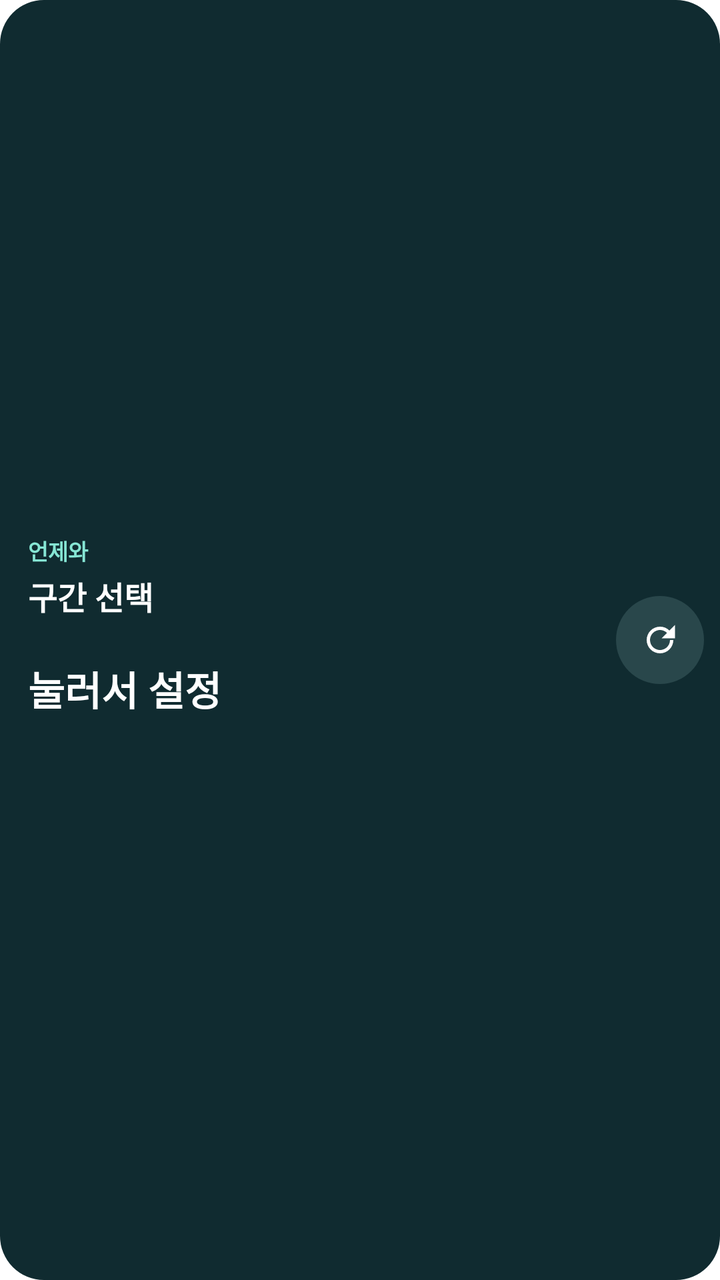
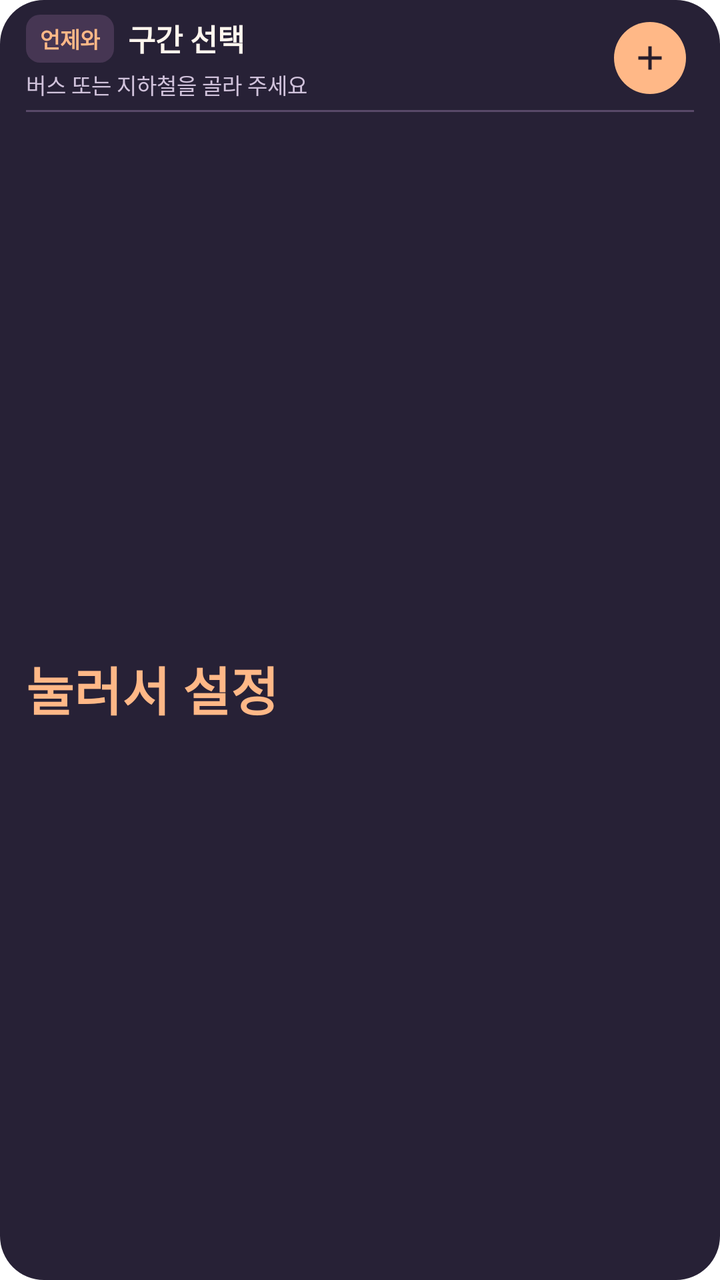

The first picture is an Android layout as it rendered before a commit; the second is the same layout after the commit. The layout source and the unified diff follow.
<!-- AndroidManifest.xml: fallback theme Theme.MaterialComponents.DayNight.NoActionBar -->
<!-- res/layout/transit_widget.xml -->
<LinearLayout xmlns:android="http://schemas.android.com/apk/res/android"
    android:id="@android:id/background"
    android:layout_width="match_parent"
    android:layout_height="match_parent"
    android:paddingStart="14dp"
    android:paddingEnd="8dp"
    android:paddingTop="8dp"
    android:paddingBottom="8dp"
    android:background="@drawable/transit_widget_background"
    android:orientation="horizontal">

    <LinearLayout
        android:id="@+id/widget_main"
        android:layout_width="0dp"
        android:layout_weight="1"
        android:layout_height="match_parent"
        android:orientation="vertical"
        android:gravity="center_vertical">

        <TextView
            android:id="@+id/widget_line"
            android:layout_width="match_parent"
            android:layout_height="wrap_content"
            android:includeFontPadding="false"
            android:text="언제와"
            android:maxLines="1"
            android:ellipsize="end"
            android:textSize="11sp"
            android:textStyle="bold"
            android:textColor="#86E6D4" />

        <TextView
            android:id="@+id/widget_title"
            android:layout_width="match_parent"
            android:layout_height="wrap_content"
            android:includeFontPadding="false"
            android:layout_marginTop="3dp"
            android:text="구간 선택"
            android:maxLines="1"
            android:ellipsize="end"
            android:textSize="16sp"
            android:textStyle="bold"
            android:textColor="#FFFFFF" />

        <TextView
            android:id="@+id/widget_direction"
            android:layout_width="match_parent"
            android:layout_height="wrap_content"
            android:includeFontPadding="false"
            android:layout_marginTop="2dp"
            android:maxLines="1"
            android:ellipsize="end"
            android:textSize="11sp"
            android:textColor="#C0D4D1" />

        <TextView
            android:id="@+id/widget_eta"
            android:layout_width="match_parent"
            android:layout_height="wrap_content"
            android:includeFontPadding="false"
            android:layout_marginTop="5dp"
            android:text="눌러서 설정"
            android:maxLines="1"
            android:ellipsize="end"
            android:textSize="20sp"
            android:textStyle="bold"
            android:textColor="#FFFFFF" />

        <TextView
            android:id="@+id/widget_next"
            android:layout_width="match_parent"
            android:layout_height="wrap_content"
            android:includeFontPadding="false"
            android:layout_marginTop="2dp"
            android:visibility="gone"
            android:maxLines="1"
            android:ellipsize="end"
            android:textSize="11sp"
            android:textColor="#C0D4D1" />

        <TextView
            android:id="@+id/widget_updated"
            android:layout_width="match_parent"
            android:layout_height="wrap_content"
            android:includeFontPadding="false"
            android:layout_marginTop="2dp"
            android:maxLines="1"
            android:ellipsize="end"
            android:textSize="10sp"
            android:textColor="#C0D4D1" />
    </LinearLayout>

    <ImageButton
        android:id="@+id/widget_refresh"
        android:layout_width="44dp"
        android:layout_height="44dp"
        android:layout_gravity="center_vertical"
        android:layout_marginStart="4dp"
        android:background="@drawable/transit_widget_button"
        android:contentDescription="도착 정보 새로고침"
        android:padding="12dp"
        android:scaleType="fitCenter"
        android:src="@drawable/transit_refresh" />
</LinearLayout>
<!-- resources referenced by this layout -->
<resources>
  <!-- drawable transit_refresh (drawable) -->
  <vector xmlns:android="http://schemas.android.com/apk/res/android"
      android:width="20dp" android:height="20dp" android:viewportWidth="24" android:viewportHeight="24">
      <path android:fillColor="#FFFFFF"
          android:pathData="M12,4a8,8 0,0 1,5.66 2.34L21,3v8h-8l3.24,-3.24A6,6 0,1 0,18 12h2a8,8 0,1 1,-8 -8z" />
  </vector>
  <!-- drawable transit_widget_background (drawable) -->
  <shape xmlns:android="http://schemas.android.com/apk/res/android">
      <solid android:color="#102B30" />
      <corners android:radius="22dp" />
  </shape>
  <!-- drawable transit_widget_button (drawable) -->
  <ripple xmlns:android="http://schemas.android.com/apk/res/android" android:color="#5686E6D4">
      <item>
          <shape android:shape="oval">
              <solid android:color="#29474B" />
          </shape>
      </item>
  </ripple>
</resources>

<!-- the commit's change to res/layout/transit_widget.xml (unified diff, before → after) -->
@@ -1,104 +1,205 @@
-<LinearLayout xmlns:android="http://schemas.android.com/apk/res/android"
+<FrameLayout xmlns:android="http://schemas.android.com/apk/res/android"
     android:id="@android:id/background"
     android:layout_width="match_parent"
     android:layout_height="match_parent"
-    android:paddingStart="14dp"
-    android:paddingEnd="8dp"
-    android:paddingTop="8dp"
-    android:paddingBottom="8dp"
-    android:background="@drawable/transit_widget_background"
-    android:orientation="horizontal">
+    android:background="@drawable/transit_widget_background">
 
     <LinearLayout
         android:id="@+id/widget_main"
-        android:layout_width="0dp"
-        android:layout_weight="1"
+        android:layout_width="match_parent"
         android:layout_height="match_parent"
         android:orientation="vertical"
-        android:gravity="center_vertical">
+        android:paddingStart="13dp"
+        android:paddingEnd="13dp"
+        android:paddingTop="7dp"
+        android:paddingBottom="7dp">
+
+        <LinearLayout
+            android:id="@+id/widget_header"
+            android:layout_width="match_parent"
+            android:layout_height="wrap_content"
+            android:gravity="center_vertical"
+            android:orientation="horizontal">
+
+            <LinearLayout
+                android:layout_width="0dp"
+                android:layout_height="wrap_content"
+                android:layout_weight="1"
+                android:orientation="vertical">
+
+                <LinearLayout
+                    android:id="@+id/widget_identity"
+                    android:layout_width="match_parent"
+                    android:layout_height="wrap_content"
+                    android:gravity="center_vertical"
+                    android:orientation="horizontal">
+
+                    <TextView
+                        android:id="@+id/widget_line"
+                        android:layout_width="wrap_content"
+                        android:layout_height="wrap_content"
+                        android:maxWidth="78dp"
+                        android:paddingStart="7dp"
+                        android:paddingEnd="7dp"
+                        android:paddingTop="4dp"
+                        android:paddingBottom="4dp"
+                        android:background="@drawable/transit_widget_route"
+                        android:includeFontPadding="false"
+                        android:text="@string/transit_name"
+                        android:maxLines="1"
+                        android:ellipsize="end"
+                        android:textSize="11sp"
+                        android:textStyle="bold"
+                        android:textColor="@color/transit_peach" />
+
+                    <TextView
+                        android:id="@+id/widget_title"
+                        android:layout_width="0dp"
+                        android:layout_height="wrap_content"
+                        android:layout_weight="1"
+                        android:layout_marginStart="7dp"
+                        android:includeFontPadding="false"
+                        android:text="구간 선택"
+                        android:maxLines="1"
+                        android:ellipsize="end"
+                        android:textSize="15sp"
+                        android:textStyle="bold"
+                        android:textColor="@color/transit_panel_text" />
+                </LinearLayout>
+
+                <TextView
+                    android:id="@+id/widget_direction"
+                    android:layout_width="match_parent"
+                    android:layout_height="wrap_content"
+                    android:layout_marginTop="3dp"
+                    android:includeFontPadding="false"
+                    android:text="버스 또는 지하철을 골라 주세요"
+                    android:maxLines="1"
+                    android:ellipsize="end"
+                    android:textSize="11sp"
+                    android:textColor="@color/transit_panel_muted" />
+            </LinearLayout>
+
+            <ImageButton
+                android:id="@+id/widget_refresh"
+                android:layout_width="44dp"
+                android:layout_height="44dp"
+                android:background="@drawable/transit_widget_button"
+                android:contentDescription="구간 선택"
+                android:padding="12dp"
+                android:scaleType="fitCenter"
+                android:src="@drawable/transit_widget_add" />
+        </LinearLayout>
 
         <TextView
-            android:id="@+id/widget_line"
+            android:id="@+id/widget_divider"
+            android:layout_width="match_parent"
+            android:layout_height="1dp"
+            android:layout_marginTop="4dp"
+            android:importantForAccessibility="no"
+            android:background="@color/transit_panel_line" />
+
+        <LinearLayout
+            android:id="@+id/widget_arrivals"
+            android:layout_width="match_parent"
+            android:layout_height="0dp"
+            android:layout_weight="1"
+            android:gravity="center_vertical"
+            android:orientation="horizontal">
+
+            <LinearLayout
+                android:id="@+id/widget_first_group"
+                android:layout_width="0dp"
+                android:layout_height="wrap_content"
+                android:layout_weight="1"
+                android:orientation="vertical">
+
+                <TextView
+                    android:id="@+id/widget_eta_label"
+                    android:layout_width="match_parent"
+                    android:layout_height="wrap_content"
+                    android:includeFontPadding="false"
+                    android:text="첫 도착"
+                    android:textSize="10sp"
+                    android:maxLines="1"
+                    android:visibility="gone"
+                    android:textColor="@color/transit_panel_muted" />
+
+                <TextView
+                    android:id="@+id/widget_eta"
+                    android:layout_width="match_parent"
+                    android:layout_height="38dp"
+                    android:gravity="center_vertical"
+                    android:includeFontPadding="false"
+                    android:text="눌러서 설정"
+                    android:maxLines="1"
+                    android:ellipsize="end"
+                    android:autoSizeTextType="uniform"
+                    android:autoSizeMinTextSize="13sp"
+                    android:autoSizeMaxTextSize="30sp"
+                    android:autoSizeStepGranularity="1sp"
+                    android:textSize="28sp"
+                    android:textStyle="bold"
+                    android:textColor="@color/transit_peach" />
+            </LinearLayout>
+
+            <LinearLayout
+                android:id="@+id/widget_next_group"
+                android:layout_width="0dp"
+                android:layout_height="wrap_content"
+                android:layout_weight="1"
+                android:layout_marginStart="10dp"
+                android:orientation="vertical"
+                android:visibility="gone">
+
+                <TextView
+                    android:id="@+id/widget_next_label"
+                    android:layout_width="match_parent"
+                    android:layout_height="wrap_content"
+                    android:includeFontPadding="false"
+                    android:text="다음 도착"
+                    android:textSize="10sp"
+                    android:maxLines="1"
+                    android:textColor="@color/transit_panel_muted" />
+
+                <TextView
+                    android:id="@+id/widget_next"
+                    android:layout_width="match_parent"
+                    android:layout_height="38dp"
+                    android:gravity="center_vertical"
+                    android:includeFontPadding="false"
+                    android:maxLines="1"
+                    android:ellipsize="end"
+                    android:autoSizeTextType="uniform"
+                    android:autoSizeMinTextSize="12sp"
+                    android:autoSizeMaxTextSize="19sp"
+                    android:autoSizeStepGranularity="1sp"
+                    android:textSize="19sp"
+                    android:textStyle="bold"
+                    android:textColor="@color/transit_panel_text" />
+            </LinearLayout>
+        </LinearLayout>
+
+        <TextView
+            android:id="@+id/widget_empty_options"
+            android:layout_width="match_parent"
+            android:layout_height="0dp"
+            android:layout_weight="1"
+            android:gravity="center"
+            android:text="위젯 설정"
+            android:textSize="16sp"
+            android:textStyle="bold"
+            android:visibility="gone" />
+
+        <TextView
+            android:id="@+id/widget_updated"
             android:layout_width="match_parent"
             android:layout_height="wrap_content"
             android:includeFontPadding="false"
-            android:text="언제와"
-            android:maxLines="1"
-            android:ellipsize="end"
-            android:textSize="11sp"
-            android:textStyle="bold"
-            android:textColor="#86E6D4" />
-
-        <TextView
-            android:id="@+id/widget_title"
-            android:layout_width="match_parent"
-            android:layout_height="wrap_content"
-            android:includeFontPadding="false"
-            android:layout_marginTop="3dp"
-            android:text="구간 선택"
-            android:maxLines="1"
-            android:ellipsize="end"
-            android:textSize="16sp"
-            android:textStyle="bold"
-            android:textColor="#FFFFFF" />
-
-        <TextView
-            android:id="@+id/widget_direction"
-            android:layout_width="match_parent"
-            android:layout_height="wrap_content"
-            android:includeFontPadding="false"
-            android:layout_marginTop="2dp"
-            android:maxLines="1"
-            android:ellipsize="end"
-            android:textSize="11sp"
-            android:textColor="#C0D4D1" />
-
-        <TextView
-            android:id="@+id/widget_eta"
-            android:layout_width="match_parent"
-            android:layout_height="wrap_content"
-            android:includeFontPadding="false"
-            android:layout_marginTop="5dp"
-            android:text="눌러서 설정"
-            android:maxLines="1"
-            android:ellipsize="end"
-            android:textSize="20sp"
-            android:textStyle="bold"
-            android:textColor="#FFFFFF" />
-
-        <TextView
-            android:id="@+id/widget_next"
-            android:layout_width="match_parent"
-            android:layout_height="wrap_content"
-            android:includeFontPadding="false"
-            android:layout_marginTop="2dp"
-            android:visibility="gone"
-            android:maxLines="1"
-            android:ellipsize="end"
-            android:textSize="11sp"
-            android:textColor="#C0D4D1" />
-
-        <TextView
-            android:id="@+id/widget_updated"
-            android:layout_width="match_parent"
-            android:layout_height="wrap_content"
-            android:includeFontPadding="false"
-            android:layout_marginTop="2dp"
             android:maxLines="1"
             android:ellipsize="end"
             android:textSize="10sp"
-            android:textColor="#C0D4D1" />
+            android:visibility="gone"
+            android:textColor="@color/transit_panel_muted" />
     </LinearLayout>
-
-    <ImageButton
-        android:id="@+id/widget_refresh"
-        android:layout_width="44dp"
-        android:layout_height="44dp"
-        android:layout_gravity="center_vertical"
-        android:layout_marginStart="4dp"
-        android:background="@drawable/transit_widget_button"
-        android:contentDescription="도착 정보 새로고침"
-        android:padding="12dp"
-        android:scaleType="fitCenter"
-        android:src="@drawable/transit_refresh" />
-</LinearLayout>
+</FrameLayout>
<!-- resource entries referenced after the edit -->
@@ -1,23 +1,38 @@
 <!-- resources referenced by this layout -->
 <resources>
-  <!-- drawable transit_refresh (drawable) -->
+  <color name="transit_panel_line">#584968</color>
+  <color name="transit_panel_muted">#D0C2DB</color>
+  <color name="transit_panel_text">#FFF6EE</color>
+  <color name="transit_peach">#FFB887</color>
+  <!-- drawable transit_widget_add (drawable) -->
   <vector xmlns:android="http://schemas.android.com/apk/res/android"
       android:width="20dp" android:height="20dp" android:viewportWidth="24" android:viewportHeight="24">
-      <path android:fillColor="#FFFFFF"
-          android:pathData="M12,4a8,8 0,0 1,5.66 2.34L21,3v8h-8l3.24,-3.24A6,6 0,1 0,18 12h2a8,8 0,1 1,-8 -8z" />
+      <path android:fillColor="@color/transit_ink"
+          android:pathData="M11,5h2v6h6v2h-6v6h-2v-6H5v-2h6z" />
   </vector>
   <!-- drawable transit_widget_background (drawable) -->
   <shape xmlns:android="http://schemas.android.com/apk/res/android">
-      <solid android:color="#102B30" />
+      <solid android:color="@color/transit_panel" />
       <corners android:radius="22dp" />
   </shape>
   <!-- drawable transit_widget_button (drawable) -->
-  <ripple xmlns:android="http://schemas.android.com/apk/res/android" android:color="#5686E6D4">
-      <item>
-          <shape android:shape="oval">
-              <solid android:color="#29474B" />
-          </shape>
-      </item>
-  </ripple>
+  <inset xmlns:android="http://schemas.android.com/apk/res/android" android:inset="4dp">
+      <ripple android:color="#40221D2B">
+          <item>
+              <shape android:shape="oval">
+                  <solid android:color="@color/transit_peach" />
+              </shape>
+          </item>
+      </ripple>
+  </inset>
+  <!-- drawable transit_widget_route (drawable) -->
+  <shape xmlns:android="http://schemas.android.com/apk/res/android">
+      <solid android:color="@color/transit_route_background" />
+      <corners android:radius="7dp" />
+  </shape>
+  <string name="transit_name">언제와</string>
+  <color name="transit_ink">#271D2B</color>
+  <color name="transit_panel">#272136</color>
+  <color name="transit_route_background">#463653</color>
 </resources>
 
